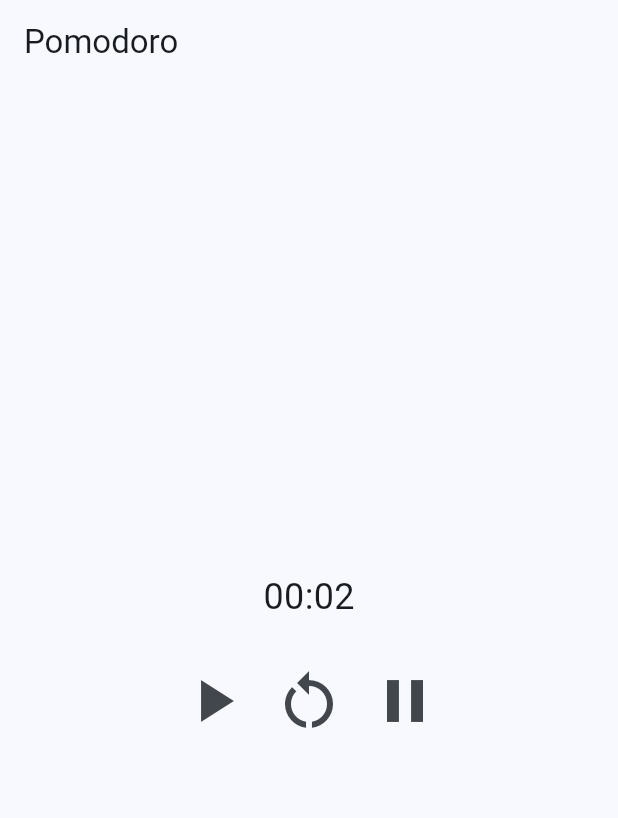
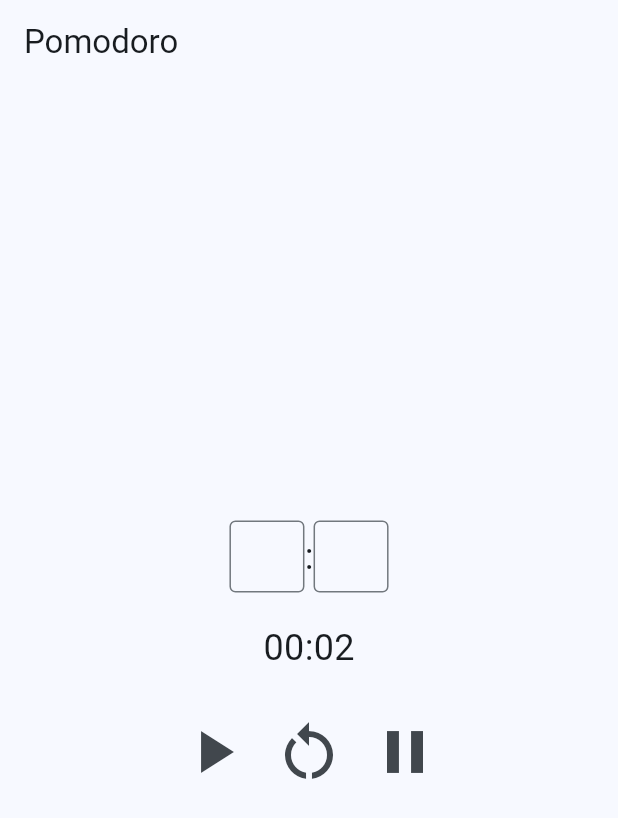
Before and after one commit to keeyank/Pomodoro, a Flutter app: the screen it shows after launch, on a phone screen of 412 x 824 dp. Shown: the top 818 px of the screen. Run offline on Flutter 3.47's test engine with Material 3 defaults, Android fonts, the phone set to English and light mode, and no system bars; our stand-ins replace audioplayers.

Commit message:
Initial UI for customizable time

```diff
--- a/lib/main.dart
+++ b/lib/main.dart
@@ -146,6 +146,39 @@ class _PomodoroState extends State<Pomodoro> {
     return Column(
       mainAxisAlignment: MainAxisAlignment.center,
       children: <Widget>[
+        const Row(
+          mainAxisAlignment: MainAxisAlignment.center,
+          children: [
+            SizedBox(
+              width: 50.0,
+              child: TextField(
+                decoration: InputDecoration(
+                    contentPadding: EdgeInsets.symmetric(
+                      vertical: 5.0,
+                      horizontal: 0.0,
+                    ),
+                    border: OutlineInputBorder(),
+                ),
+                style: TextStyle(fontSize: 24),
+              ),
+            ),
+            Text(':', style: TextStyle(fontSize: 24)),
+            SizedBox(
+              width: 50.0,
+              child: TextField(
+                decoration: InputDecoration(
+                    contentPadding: EdgeInsets.symmetric(
+                      vertical: 5.0,
+                      horizontal: 0.0,
+                    ),
+                    border: OutlineInputBorder(),
+                ),
+                style: TextStyle(fontSize: 24),
+              ),
+            ),
+          ],
+        ),
+        SizedBox(height: 20),
         Text(
           formatTime(_remainingTime),
           style: TextStyle(fontSize: 24),
```
Also changed, not shown: 1 other file.
